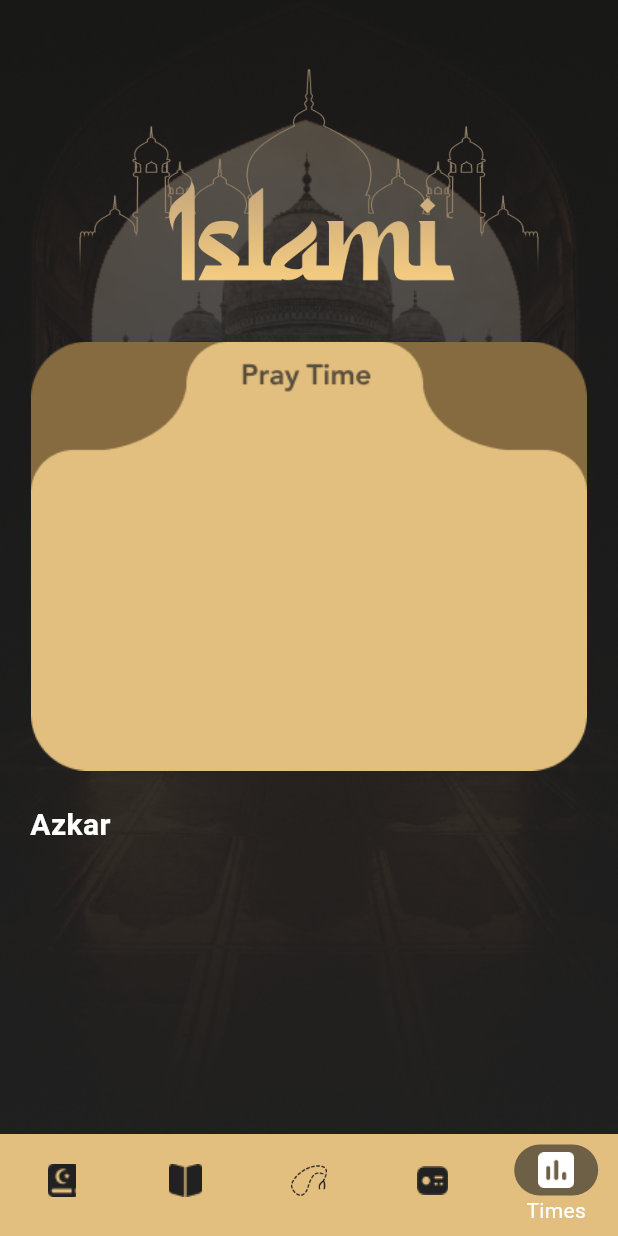
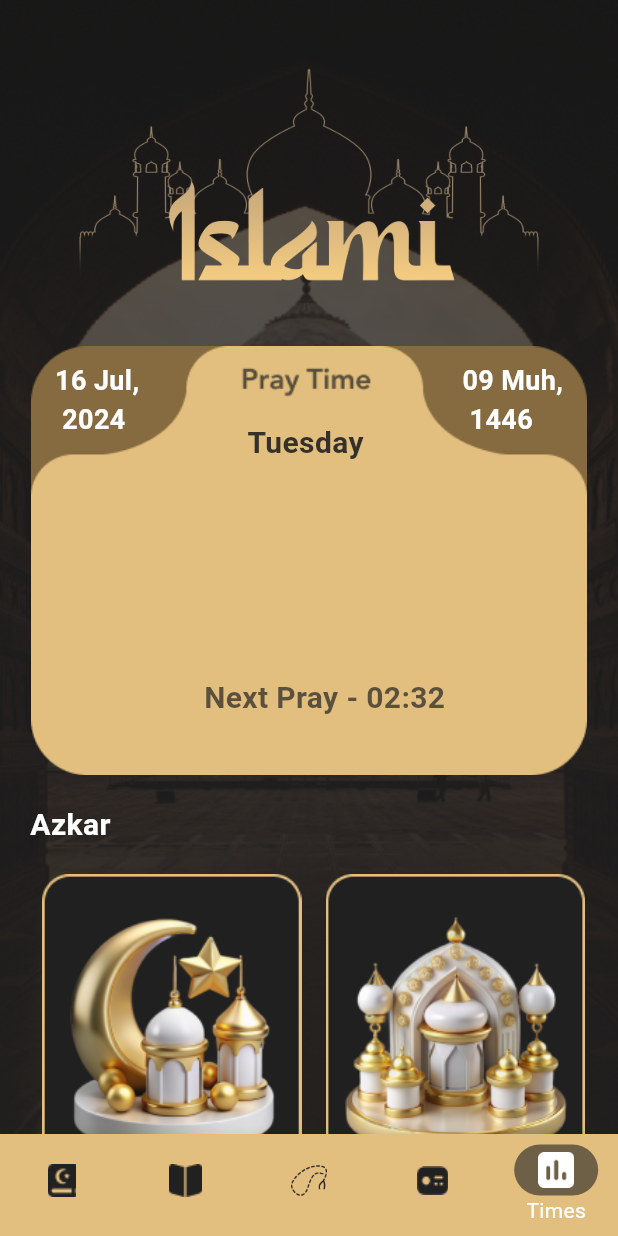
Before and after one commit to Khaled10k/islami_app, a Flutter app: the screen it shows after launch, item 5 of the bottom bar chosen, on a phone screen of 412 x 824 dp. Run offline on Flutter 3.47's test engine with Material 3 defaults, Android fonts, the phone set to English and light mode, and no system bars; our stand-ins replace carousel_slider, introduction_screen, shared_preferences.

Commit message:
edit screen times

```diff
--- a/lib/core/app_assets.dart
+++ b/lib/core/app_assets.dart
@@ -20,6 +20,7 @@ class AppAssets {
   static const String RadioItem = '$routePath/radioitem.png';
   static const String PrayTime = '$routePath/PrayTime.png';
   static const String Azkar1 = '$routePath/azkar1.png';
+  static const String MorningAzkar = '$routePath/MorningAzkar.png';
 
 }
 
--- a/lib/moduels/Times/times_screen.dart
+++ b/lib/moduels/Times/times_screen.dart
@@ -1,4 +1,3 @@
-
 // ignore_for_file: prefer_const_constructors
 
 import 'package:flutter/material.dart';
@@ -14,19 +13,19 @@ class TimesScreen extends StatelessWidget {
     final screenHeight = MediaQuery.of(context).size.height;
 
     return Scaffold(
-      body: Stack(
+      body: SingleChildScrollView(
+        child: Stack(
           children: [
             Image.asset(
               Appmodules.QuranBackground,
               width: double.infinity,
-            height: double.infinity,
+              height: screenHeight * 1.2,
               fit: BoxFit.cover,
             ),
             Align(
               alignment: Alignment.topCenter,
               child: Padding(
-              padding:
-                  EdgeInsets.only(top: screenHeight * 0.05),
+                padding: EdgeInsets.only(top: screenHeight * 0.05),
                 child: SizedBox(
                   height: screenHeight * 0.2,
                   child: Image.asset(
@@ -40,15 +39,66 @@ class TimesScreen extends StatelessWidget {
             Align(
               alignment: Alignment.topCenter,
               child: Padding(
-              padding: EdgeInsets.only(top: screenHeight * 0.25),
+                padding: EdgeInsets.only(top: screenHeight * 0.28),
                 child: SizedBox(
                   height: screenHeight * 0.4,
-                child: Image.asset(
+                  child: Stack(
+                    children: [
+                      Image.asset(
                         AppAssets.PrayTime,
                         width: screenWidth * 0.9,
                         fit: BoxFit.contain,
                       ),
-
+                      Positioned(
+                        top: 10,
+                        left: 16,
+                        child: Text(
+                          '16 Jul,\n 2024 ',
+                          style: TextStyle(
+                            color: Colors.white,
+                            fontSize: 18,
+                            fontWeight: FontWeight.bold,
+                          ),
+                        ),
+                      ),
+                      Positioned(
+                        top: 50,
+                        left: screenWidth * .35,
+                        child: Text(
+                          'Tuesday',
+                          style: TextStyle(
+                            color: AppColors.blackColor.withOpacity(.90),
+                            fontSize: 20,
+                            fontWeight: FontWeight.bold,
+                          ),
+                        ),
+                      ),
+                      Positioned(
+                        top: 10,
+                        right: 16,
+                        child: Text(
+                          '09 Muh,\n 1446 ',
+                          style: TextStyle(
+                            color: Colors.white,
+                            fontSize: 18,
+                            fontWeight: FontWeight.bold,
+                          ),
+                        ),
+                      ),
+                      Positioned(
+                        bottom: 80,
+                        left: screenWidth * .28,
+                        child: Text(
+                          'Next Pray - 02:32',
+                          style: TextStyle(
+                            color: AppColors.blackColor.withOpacity(.70),
+                            fontSize: 20,
+                            fontWeight: FontWeight.bold,
+                          ),
+                        ),
+                      ),
+                    ],
+                  ),
                 ),
               ),
             ),
@@ -59,7 +109,10 @@ class TimesScreen extends StatelessWidget {
                   top: screenHeight * 0.65,
                   left: 20,
                 ),
-              child: Text(
+                child: Column(
+                  crossAxisAlignment: CrossAxisAlignment.start,
+                  children: [
+                    Text(
                       "Azkar",
                       style: TextStyle(
                         color: AppColors.white,
@@ -67,10 +120,34 @@ class TimesScreen extends StatelessWidget {
                         fontWeight: FontWeight.bold,
                       ),
                     ),
+                    SizedBox(height: 10),
+                    Row(
+                      children: [
+                        Padding(
+                          padding: const EdgeInsets.all(8.0),
+                          child: Image.asset(
+                            AppAssets.Azkar1,
+                            width: screenWidth * 0.42,
+                            fit: BoxFit.cover,
+                          ),
+                        ),
+                        Padding(
+                          padding: const EdgeInsets.all(8.0),
+                          child: Image.asset(
+                            AppAssets.MorningAzkar,
+                            width: screenWidth * 0.42,
+                            fit: BoxFit.cover,
                           ),
                         ),
                       ],
                     ),
+                  ],
+                ),
+              ),
+            ),
+          ],
+        ),
+      ),
     );
   }
 }
```
Also changed, not shown: assets/images/MorningAzkar.png (added). Lines whose indentation alone changed are shown as unchanged.
